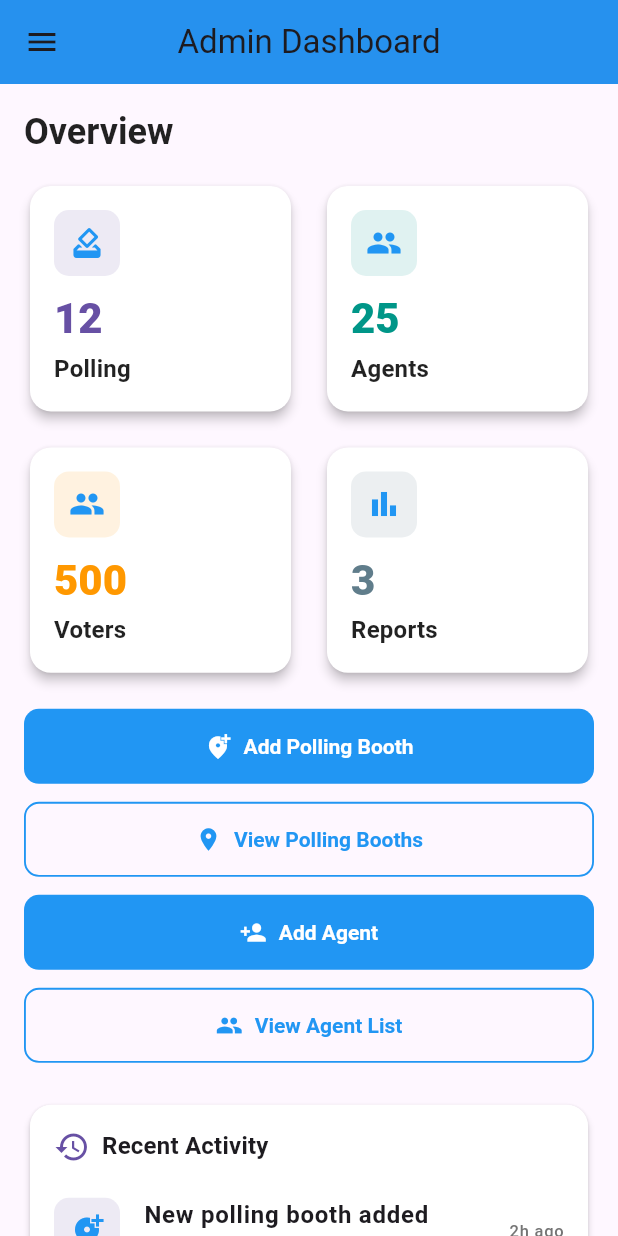
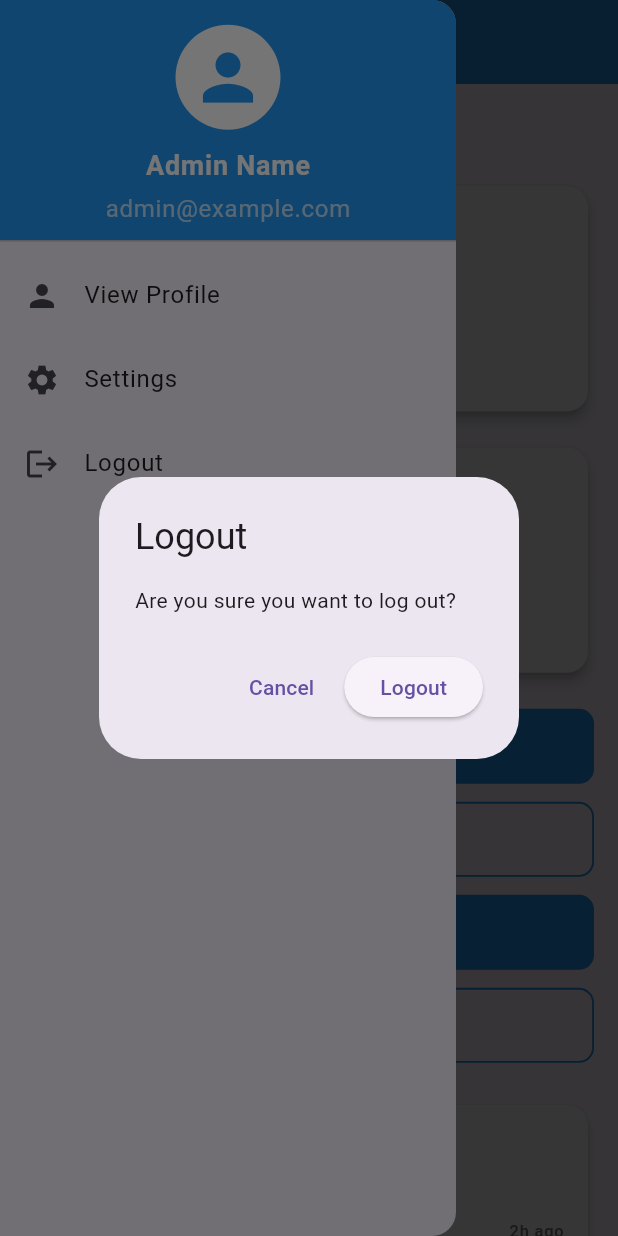
Before and after one commit to Vk9769/voting_management, a Flutter app: the AdminDashboard screen opened directly, in the side drawer, after a tap on "Logout", on a phone screen of 412 x 824 dp. Run offline on Flutter 3.47's test engine with Material 3 defaults, Android fonts, the phone set to English and light mode, and no system bars; our stand-ins replace fluttertoast, google_maps_flutter, shared_preferences; accounts and stored records are empty.

Commit message:
admin logout button working

```diff
--- a/lib/screens/admin_dashboard.dart
+++ b/lib/screens/admin_dashboard.dart
@@ -1,5 +1,7 @@
 // admin_dashboard.dart
 import 'package:flutter/material.dart';
+import 'login_page.dart';
+import 'package:shared_preferences/shared_preferences.dart';
 
 class AdminDashboard extends StatelessWidget {
   const AdminDashboard({super.key});
@@ -12,7 +14,9 @@ class AdminDashboard extends StatelessWidget {
 
   @override
   Widget build(BuildContext context) {
-    final Color primary = Theme.of(context).colorScheme.primary; // keep existing theme (blue)
+    final Color primary = Theme.of(
+      context,
+    ).colorScheme.primary; // keep existing theme (blue)
     final Color foreground = Colors.black87; // neutral text
     final Color cardBg = Colors.white; // neutral background
 
@@ -62,28 +66,32 @@ class AdminDashboard extends StatelessWidget {
                       title: 'Polling',
                       value: polls.toString(),
                       icon: Icons.how_to_vote,
-                      color: primary, // primary blue
+                      color: primary,
+                      // primary blue
                       background: cardBg,
                     ),
                     StatCard(
                       title: 'Agents',
                       value: agents.toString(),
                       icon: Icons.group,
-                      color: Colors.teal, // subtle accent within same cool family
+                      color: Colors.teal,
+                      // subtle accent within same cool family
                       background: cardBg,
                     ),
                     StatCard(
                       title: 'Voters',
                       value: voters.toString(),
                       icon: Icons.people,
-                      color: Colors.orange, // single warm accent
+                      color: Colors.orange,
+                      // single warm accent
                       background: cardBg,
                     ),
                     StatCard(
                       title: 'Reports',
                       value: reports.toString(),
                       icon: Icons.bar_chart,
-                      color: Colors.blueGrey, // neutral accent
+                      color: Colors.blueGrey,
+                      // neutral accent
                       background: cardBg,
                     ),
                   ],
@@ -157,8 +165,10 @@ class AdminDashboard extends StatelessWidget {
           DrawerHeader(
             decoration: BoxDecoration(color: Colors.blue),
             child: Column(
-              mainAxisAlignment: MainAxisAlignment.center, // center vertically
-              crossAxisAlignment: CrossAxisAlignment.center, // center horizontally
+              mainAxisAlignment: MainAxisAlignment.center,
+              // center vertically
+              crossAxisAlignment: CrossAxisAlignment.center,
+              // center horizontally
               children: const [
                 CircleAvatar(
                   radius: 35,
@@ -197,10 +207,40 @@ class AdminDashboard extends StatelessWidget {
             title: const Text('Settings'),
             onTap: () {},
           ),
+
           ListTile(
             leading: const Icon(Icons.logout),
             title: const Text('Logout'),
-            onTap: () => Navigator.pop(context),
+            onTap: () async {
+              final shouldLogout = await showDialog<bool>(
+                context: context,
+                builder: (context) => AlertDialog(
+                  title: const Text('Logout'),
+                  content: const Text('Are you sure you want to log out?'),
+                  actions: [
+                    TextButton(
+                      onPressed: () => Navigator.pop(context, false),
+                      child: const Text('Cancel'),
+                    ),
+                    ElevatedButton(
+                      onPressed: () => Navigator.pop(context, true),
+                      child: const Text('Logout'),
+                    ),
+                  ],
+                ),
+              );
+
+              if (shouldLogout == true && context.mounted) {
+                final prefs = await SharedPreferences.getInstance();
+                await prefs.clear(); // 🔥 clears login session/token
+
+                Navigator.pushAndRemoveUntil(
+                  context,
+                  MaterialPageRoute(builder: (_) => const LoginPage()),
+                      (route) => false,
+                );
+              }
+            },
           ),
         ],
       ),
@@ -228,9 +268,9 @@ class _SectionHeader extends StatelessWidget {
         const SizedBox(width: 8),
         Text(
           title,
-          style: Theme.of(context).textTheme.titleMedium?.copyWith(
-            fontWeight: FontWeight.w700,
-          ),
+          style: Theme.of(
+            context,
+          ).textTheme.titleMedium?.copyWith(fontWeight: FontWeight.w700),
         ),
       ],
     );
@@ -369,7 +409,8 @@ class _ActionsRow extends StatelessWidget {
             icon: const Icon(Icons.person_add),
             label: const Text('Add Agent'),
             style: FilledButton.styleFrom(
-              backgroundColor: Colors.blue, // custom color
+              backgroundColor: Colors.blue,
+              // custom color
               foregroundColor: Colors.white,
               padding: const EdgeInsets.symmetric(vertical: 16),
               shape: RoundedRectangleBorder(
@@ -388,7 +429,8 @@ class _ActionsRow extends StatelessWidget {
             icon: const Icon(Icons.group),
             label: const Text('View Agent List'),
             style: OutlinedButton.styleFrom(
-              foregroundColor: Colors.blue, // same accent color
+              foregroundColor: Colors.blue,
+              // same accent color
               side: BorderSide(color: Colors.blue, width: 1.25),
               padding: const EdgeInsets.symmetric(vertical: 16),
               shape: RoundedRectangleBorder(
@@ -424,15 +466,9 @@ class _ActivityTile extends StatelessWidget {
     return ListTile(
       contentPadding: EdgeInsets.zero,
       leading: _IconBadge(icon: icon, color: color),
-      title: Text(
-        title,
-        style: const TextStyle(fontWeight: FontWeight.w700),
-      ),
+      title: Text(title, style: const TextStyle(fontWeight: FontWeight.w700)),
       subtitle: Text(subtitle),
-      trailing: Text(
-        time,
-        style: TextStyle(color: Colors.grey.shade600),
-      ),
+      trailing: Text(time, style: TextStyle(color: Colors.grey.shade600)),
     );
   }
 }
@@ -455,11 +491,15 @@ class AdminProfileScreen extends StatelessWidget {
           children: const [
             CircleAvatar(radius: 50, child: Icon(Icons.person, size: 48)),
             SizedBox(height: 16),
-            Text('Admin Name',
-                style: TextStyle(fontSize: 22, fontWeight: FontWeight.bold)),
+            Text(
+              'Admin Name',
+              style: TextStyle(fontSize: 22, fontWeight: FontWeight.bold),
+            ),
             SizedBox(height: 6),
-            Text('admin@example.com',
-                style: TextStyle(fontSize: 16, color: Colors.grey)),
+            Text(
+              'admin@example.com',
+              style: TextStyle(fontSize: 16, color: Colors.grey),
+            ),
           ],
         ),
       ),
--- a/lib/screens/agent_dashboard.dart
+++ b/lib/screens/agent_dashboard.dart
@@ -5,6 +5,7 @@ class AgentDashboard extends StatefulWidget {
   const AgentDashboard({super.key});
 
   @override
+
   State<AgentDashboard> createState() => _AgentDashboardState();
 }
 
```
Also changed, not shown: lib/screens/login_page.dart (+0 -28 lines).
